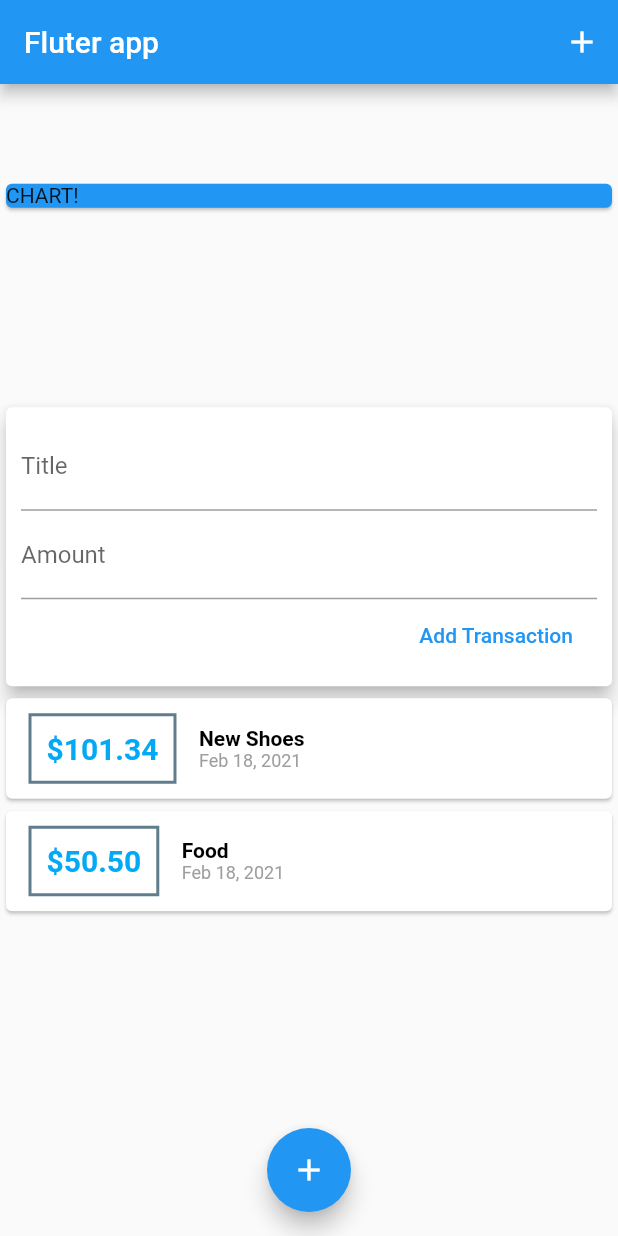
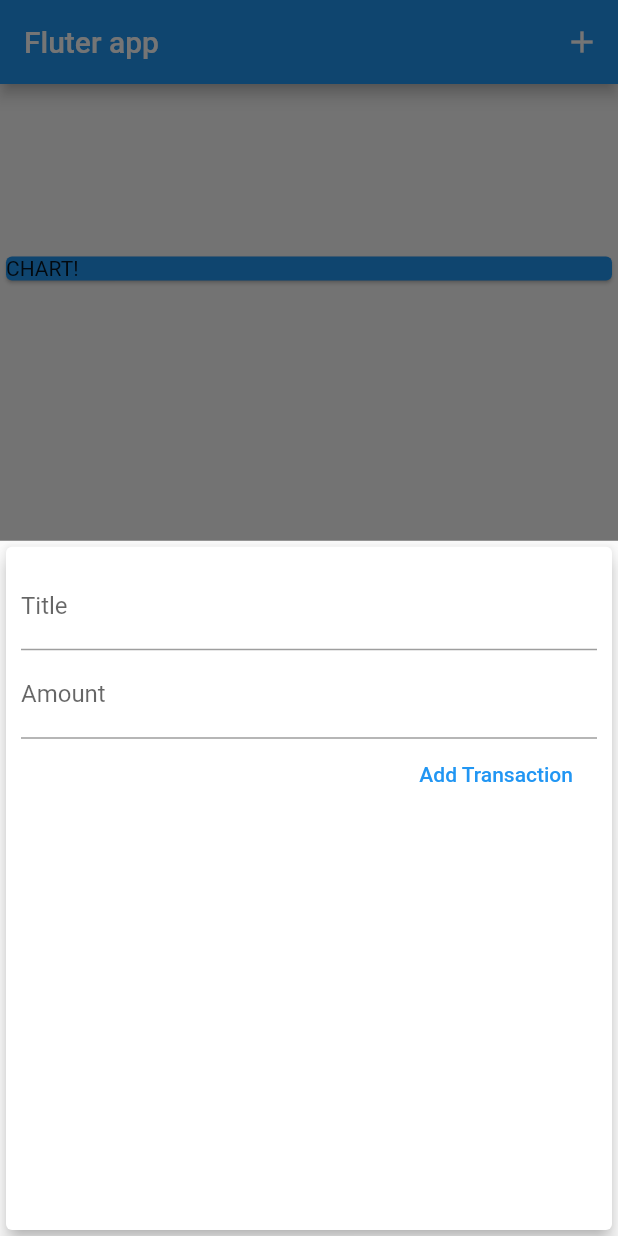
Before and after one commit to chrisbug/flutter_expenses, a Flutter app: the screen it shows after launch, after a tap on the "add" icon, on a phone screen of 412 x 824 dp. Run offline on Flutter 3.47's test engine with Material 2 defaults, Android fonts, the phone set to English and light mode, and no system bars.

```diff
--- a/lib/main.dart
+++ b/lib/main.dart
@@ -1,5 +1,4 @@
 import 'package:flutter/material.dart';
-import 'package:flutter_expenses/widgets/user_transactions.dart';
 import './widgets/transaction_list.dart';
 import 'package:intl/intl.dart';
 import 'models/transaction.dart';
@@ -24,12 +23,51 @@ class MyApp extends StatelessWidget {
   }
 }
 
-class MyHomePage extends StatelessWidget {
+class MyHomePage extends StatefulWidget {
   // String titleInput;
   // double amountInput;
 
-  final titleController = TextEditingController();
-  final amountController = TextEditingController();
+  @override
+  _MyHomePageState createState() => _MyHomePageState();
+}
+
+class _MyHomePageState extends State<MyHomePage> {
+  final List<Transaction> _userTransactions = [
+    Transaction(
+      id: 't1',
+      title: 'New Shoes',
+      amount: 101.34,
+      date: DateTime.now(),
+    ),
+    Transaction(
+      id: 't2',
+      title: 'Food',
+      amount: 50.50,
+      date: DateTime.now(),
+    ),
+  ];
+
+  void _startAddNewTransaction(BuildContext ctx) {
+    showModalBottomSheet(
+        context: ctx,
+        builder: (bCtx) {
+          return GestureDetector(
+            onTap: () {},
+            child: NewTrasaction(_addNewTransaction),
+            behavior: HitTestBehavior.opaque,
+        );
+      },
+    );
+  }
+
+  void _addNewTransaction(String title, double amount) {
+    String id = "t${_userTransactions.length + 1}";
+    final Transaction newTransaction =
+        Transaction(id: id, title: title, amount: amount, date: DateTime.now());
+    setState(() {
+      _userTransactions.add(newTransaction);
+    });
+  }
 
   @override
   Widget build(BuildContext context) {
@@ -39,7 +77,7 @@ class MyHomePage extends StatelessWidget {
         actions: <Widget>[
           IconButton(
             icon: Icon(Icons.add),
-            onPressed: () {},
+            onPressed: ()  => _startAddNewTransaction(context),
           )
         ],
       ),
@@ -54,13 +92,17 @@ class MyHomePage extends StatelessWidget {
               child: Text('CHART!'),
             ),
           ),
-          UserTransactions()
+          Column(
+            children: <Widget>[
+              TransactionList(_userTransactions),
+            ],
+          ),
         ],
       ),
       floatingActionButtonLocation: FloatingActionButtonLocation.centerFloat,
       floatingActionButton: FloatingActionButton(
         child: Icon(Icons.add),
-        onPressed: () {},
+        onPressed: ()=> _startAddNewTransaction(context),
       ),
     );
   }
--- a/lib/widgets/new_transaction.dart
+++ b/lib/widgets/new_transaction.dart
@@ -1,10 +1,17 @@
 import 'package:flutter/material.dart';
 
-class NewTrasaction extends StatelessWidget {
-  final titleController = TextEditingController();
-  final amountController = TextEditingController();
+class NewTrasaction extends StatefulWidget {
   final Function addNewTransaction;
   NewTrasaction(this.addNewTransaction);
+
+  @override
+  _NewTrasactionState createState() => _NewTrasactionState();
+}
+
+class _NewTrasactionState extends State<NewTrasaction> {
+  final titleController = TextEditingController();
+
+  final amountController = TextEditingController();
 
   void submitData() {
     final enteredTitle = titleController.text;
@@ -12,10 +19,11 @@ class NewTrasaction extends StatelessWidget {
     if(enteredTitle.isEmpty || enteredAmount <= 0) {
       return;
     }
-    addNewTransaction(
-                  enteredTitle,
-                  enteredAmount,
-                );
+    widget.addNewTransaction(
+      enteredTitle,
+      enteredAmount,
+    );
+    Navigator.of(context).pop();
   }
 
   @override
```
